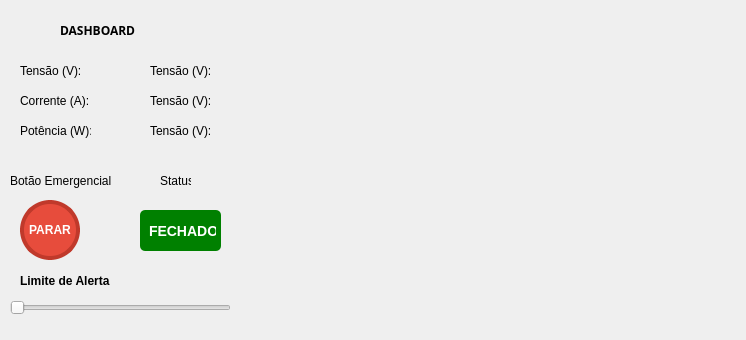
Above: ui/dashboard.ui from bezerrasz/Almondega before the change. Below: the same form after it.
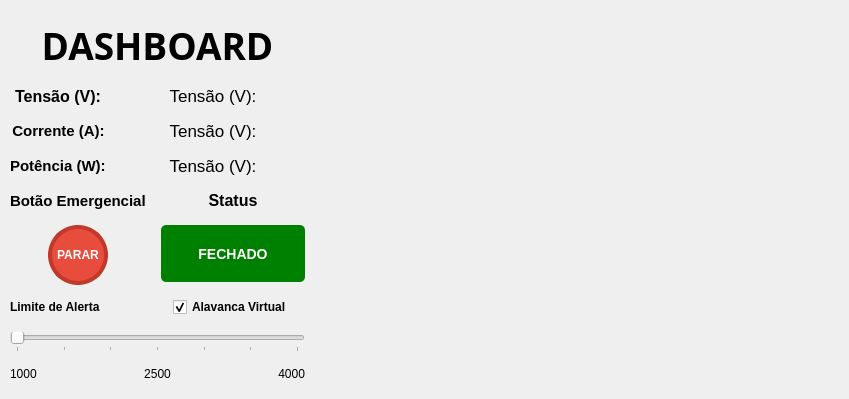
That is the form after the change.

Commit message: feat: adiciona toda tela de dashboard

Patch:
```diff
--- a/ui/dashboard.ui
+++ b/ui/dashboard.ui
@@ -6,100 +6,147 @@
    <rect>
     <x>0</x>
     <y>0</y>
-    <width>746</width>
-    <height>340</height>
+    <width>849</width>
+    <height>399</height>
    </rect>
   </property>
   <property name="windowTitle">
    <string>Dialog</string>
   </property>
+  <widget class="QWidget" name="layoutWidget">
+   <property name="geometry">
+    <rect>
+     <x>10</x>
+     <y>20</y>
+     <width>295</width>
+     <height>361</height>
+    </rect>
+   </property>
+   <layout class="QVBoxLayout" name="verticalLayout_2">
+    <property name="spacing">
+     <number>15</number>
+    </property>
+    <item>
+     <widget class="QLabel" name="label_6">
+      <property name="font">
+       <font>
+        <family>Rockwell Extra Bold</family>
+        <pointsize>28</pointsize>
+        <bold>true</bold>
+       </font>
+      </property>
+      <property name="text">
+       <string>DASHBOARD</string>
+      </property>
+      <property name="alignment">
+       <set>Qt::AlignmentFlag::AlignCenter</set>
+      </property>
+     </widget>
+    </item>
+    <item>
+     <layout class="QFormLayout" name="formLayout">
+      <property name="labelAlignment">
+       <set>Qt::AlignmentFlag::AlignCenter</set>
+      </property>
+      <property name="formAlignment">
+       <set>Qt::AlignmentFlag::AlignHCenter|Qt::AlignmentFlag::AlignTop</set>
+      </property>
+      <item row="0" column="0">
   <widget class="QLabel" name="label">
-   <property name="geometry">
-    <rect>
-     <x>20</x>
-     <y>60</y>
-     <width>61</width>
-     <height>21</height>
-    </rect>
+        <property name="font">
+         <font>
+          <pointsize>12</pointsize>
+          <bold>true</bold>
+         </font>
    </property>
    <property name="text">
     <string>Tensão (V):</string>
    </property>
-  </widget>
+        <property name="alignment">
+         <set>Qt::AlignmentFlag::AlignCenter</set>
+        </property>
+       </widget>
+      </item>
+      <item row="0" column="1">
+       <widget class="QLabel" name="lbl_tensao">
+        <property name="font">
+         <font>
+          <pointsize>13</pointsize>
+         </font>
+        </property>
+        <property name="text">
+         <string>Tensão (V):</string>
+        </property>
+        <property name="alignment">
+         <set>Qt::AlignmentFlag::AlignCenter</set>
+        </property>
+       </widget>
+      </item>
+      <item row="1" column="0">
   <widget class="QLabel" name="label_2">
-   <property name="geometry">
-    <rect>
-     <x>20</x>
-     <y>90</y>
-     <width>71</width>
-     <height>21</height>
-    </rect>
+        <property name="font">
+         <font>
+          <pointsize>11</pointsize>
+          <bold>true</bold>
+         </font>
    </property>
    <property name="text">
     <string>Corrente (A):</string>
    </property>
-  </widget>
+        <property name="alignment">
+         <set>Qt::AlignmentFlag::AlignCenter</set>
+        </property>
+       </widget>
+      </item>
+      <item row="1" column="1">
+       <widget class="QLabel" name="lbl_corrente">
+        <property name="font">
+         <font>
+          <pointsize>13</pointsize>
+         </font>
+        </property>
+        <property name="text">
+         <string>Tensão (V):</string>
+        </property>
+        <property name="alignment">
+         <set>Qt::AlignmentFlag::AlignCenter</set>
+        </property>
+       </widget>
+      </item>
+      <item row="2" column="0">
   <widget class="QLabel" name="label_3">
-   <property name="geometry">
-    <rect>
-     <x>20</x>
-     <y>120</y>
-     <width>71</width>
-     <height>21</height>
-    </rect>
+        <property name="font">
+         <font>
+          <pointsize>11</pointsize>
+          <bold>true</bold>
+         </font>
    </property>
    <property name="text">
     <string>Potência (W):</string>
    </property>
   </widget>
-  <widget class="QLabel" name="lbl_corrente">
-   <property name="geometry">
-    <rect>
-     <x>150</x>
-     <y>90</y>
-     <width>61</width>
-     <height>21</height>
-    </rect>
-   </property>
-   <property name="text">
-    <string>Tensão (V):</string>
-   </property>
-  </widget>
+      </item>
+      <item row="2" column="1">
   <widget class="QLabel" name="lbl_potencia">
-   <property name="geometry">
-    <rect>
-     <x>150</x>
-     <y>120</y>
-     <width>61</width>
-     <height>21</height>
-    </rect>
+        <property name="font">
+         <font>
+          <pointsize>13</pointsize>
+         </font>
    </property>
    <property name="text">
     <string>Tensão (V):</string>
    </property>
-  </widget>
-  <widget class="QLabel" name="lbl_tensao">
-   <property name="geometry">
-    <rect>
-     <x>150</x>
-     <y>60</y>
-     <width>61</width>
-     <height>21</height>
-    </rect>
-   </property>
-   <property name="text">
-    <string>Tensão (V):</string>
-   </property>
-  </widget>
+        <property name="alignment">
+         <set>Qt::AlignmentFlag::AlignCenter</set>
+        </property>
+       </widget>
+      </item>
+     </layout>
+    </item>
+    <item>
+     <layout class="QGridLayout" name="gridLayout">
+      <item row="2" column="1">
   <widget class="QLabel" name="lbl_status_disjuntor">
-   <property name="geometry">
-    <rect>
-     <x>140</x>
-     <y>210</y>
-     <width>81</width>
-     <height>41</height>
-    </rect>
-   </property>
    <property name="styleSheet">
     <string notr="true">background-color: green;
 color: white;
@@ -111,16 +158,66 @@
    <property name="text">
     <string>FECHADO</string>
    </property>
-  </widget>
+        <property name="alignment">
+         <set>Qt::AlignmentFlag::AlignCenter</set>
+        </property>
+       </widget>
+      </item>
+      <item row="0" column="0">
+       <widget class="QLabel" name="label_5">
+        <property name="font">
+         <font>
+          <pointsize>11</pointsize>
+          <bold>true</bold>
+         </font>
+        </property>
+        <property name="text">
+         <string>Botão Emergencial</string>
+        </property>
+       </widget>
+      </item>
+      <item row="9" column="1" alignment="Qt::AlignmentFlag::AlignHCenter">
+       <widget class="QCheckBox" name="chk_simulador">
+        <property name="font">
+         <font>
+          <bold>true</bold>
+         </font>
+        </property>
+        <property name="text">
+         <string>Alavanca Virtual</string>
+        </property>
+        <property name="checked">
+         <bool>true</bool>
+        </property>
+       </widget>
+      </item>
+      <item row="0" column="1">
+       <widget class="QLabel" name="label_4">
+        <property name="sizePolicy">
+         <sizepolicy hsizetype="MinimumExpanding" vsizetype="Preferred">
+          <horstretch>0</horstretch>
+          <verstretch>0</verstretch>
+         </sizepolicy>
+        </property>
+        <property name="font">
+         <font>
+          <pointsize>12</pointsize>
+          <bold>true</bold>
+         </font>
+        </property>
+        <property name="layoutDirection">
+         <enum>Qt::LayoutDirection::LeftToRight</enum>
+        </property>
+        <property name="text">
+         <string>Status</string>
+        </property>
+        <property name="alignment">
+         <set>Qt::AlignmentFlag::AlignCenter</set>
+        </property>
+       </widget>
+      </item>
+      <item row="2" column="0" alignment="Qt::AlignmentFlag::AlignHCenter">
   <widget class="QPushButton" name="btn_emergencia">
-   <property name="geometry">
-    <rect>
-     <x>20</x>
-     <y>200</y>
-     <width>60</width>
-     <height>60</height>
-    </rect>
-   </property>
    <property name="minimumSize">
     <size>
      <width>60</width>
@@ -133,6 +230,9 @@
      <height>60</height>
     </size>
    </property>
+        <property name="layoutDirection">
+         <enum>Qt::LayoutDirection::LeftToRight</enum>
+        </property>
    <property name="styleSheet">
     <string notr="true">QPushButton {
     background-color: #e74c3c;
@@ -155,91 +255,95 @@
    <property name="text">
     <string>PARAR</string>
    </property>
-  </widget>
-  <widget class="QSlider" name="horizontalSlider">
-   <property name="geometry">
-    <rect>
-     <x>10</x>
-     <y>300</y>
-     <width>221</width>
-     <height>16</height>
-    </rect>
+        <property name="autoDefault">
+         <bool>false</bool>
+        </property>
+       </widget>
+      </item>
+      <item row="9" column="0">
+       <widget class="QLabel" name="lbl_potencia_2">
+        <property name="font">
+         <font>
+          <bold>true</bold>
+         </font>
+        </property>
+        <property name="text">
+         <string>Limite de Alerta</string>
+        </property>
+       </widget>
+      </item>
+     </layout>
+    </item>
+    <item>
+     <layout class="QVBoxLayout" name="verticalLayout">
+      <item>
+       <widget class="QSlider" name="slider_limite">
+        <property name="minimum">
+         <number>1000</number>
+        </property>
+        <property name="maximum">
+         <number>4000</number>
    </property>
    <property name="orientation">
     <enum>Qt::Orientation::Horizontal</enum>
    </property>
+        <property name="tickPosition">
+         <enum>QSlider::TickPosition::TicksBelow</enum>
+        </property>
+        <property name="tickInterval">
+         <number>500</number>
+        </property>
+       </widget>
+      </item>
+      <item>
+       <layout class="QHBoxLayout" name="horizontalLayout">
+        <item>
+         <widget class="QLabel" name="label_7">
+          <property name="text">
+           <string>1000</string>
+          </property>
+         </widget>
+        </item>
+        <item>
+         <widget class="QLabel" name="label_8">
+          <property name="text">
+           <string>2500</string>
+          </property>
+          <property name="alignment">
+           <set>Qt::AlignmentFlag::AlignCenter</set>
+          </property>
+         </widget>
+        </item>
+        <item>
+         <widget class="QLabel" name="label_9">
+          <property name="text">
+           <string>4000</string>
+          </property>
+          <property name="alignment">
+           <set>Qt::AlignmentFlag::AlignRight|Qt::AlignmentFlag::AlignTrailing|Qt::AlignmentFlag::AlignVCenter</set>
+          </property>
+         </widget>
+        </item>
+       </layout>
+      </item>
+     </layout>
+    </item>
+   </layout>
   </widget>
   <widget class="QWidget" name="widget_grafico" native="true">
    <property name="geometry">
     <rect>
-     <x>270</x>
+     <x>320</x>
      <y>20</y>
-     <width>451</width>
-     <height>291</height>
+     <width>511</width>
+     <height>361</height>
     </rect>
    </property>
-  </widget>
-  <widget class="QLabel" name="lbl_potencia_2">
-   <property name="geometry">
-    <rect>
-     <x>20</x>
-     <y>270</y>
-     <width>91</width>
-     <height>21</height>
-    </rect>
-   </property>
-   <property name="font">
-    <font>
-     <bold>true</bold>
-    </font>
-   </property>
-   <property name="text">
-    <string>Limite de Alerta</string>
-   </property>
-  </widget>
-  <widget class="QLabel" name="label_5">
-   <property name="geometry">
-    <rect>
-     <x>10</x>
-     <y>170</y>
-     <width>101</width>
-     <height>21</height>
-    </rect>
-   </property>
-   <property name="text">
-    <string>Botão Emergencial</string>
-   </property>
-  </widget>
-  <widget class="QLabel" name="label_4">
-   <property name="geometry">
-    <rect>
-     <x>160</x>
-     <y>170</y>
-     <width>31</width>
-     <height>21</height>
-    </rect>
-   </property>
-   <property name="text">
-    <string>Status</string>
-   </property>
-  </widget>
-  <widget class="QLabel" name="label_6">
-   <property name="geometry">
-    <rect>
-     <x>60</x>
-     <y>20</y>
-     <width>91</width>
-     <height>21</height>
-    </rect>
-   </property>
-   <property name="font">
-    <font>
-     <family>Rockwell Extra Bold</family>
-     <bold>true</bold>
-    </font>
-   </property>
-   <property name="text">
-    <string>DASHBOARD</string>
+   <property name="sizePolicy">
+    <sizepolicy hsizetype="Expanding" vsizetype="Expanding">
+     <horstretch>0</horstretch>
+     <verstretch>0</verstretch>
+    </sizepolicy>
    </property>
   </widget>
  </widget>
```
Lines whose indentation alone changed are shown as unchanged. The commit also changes 3 other files.
